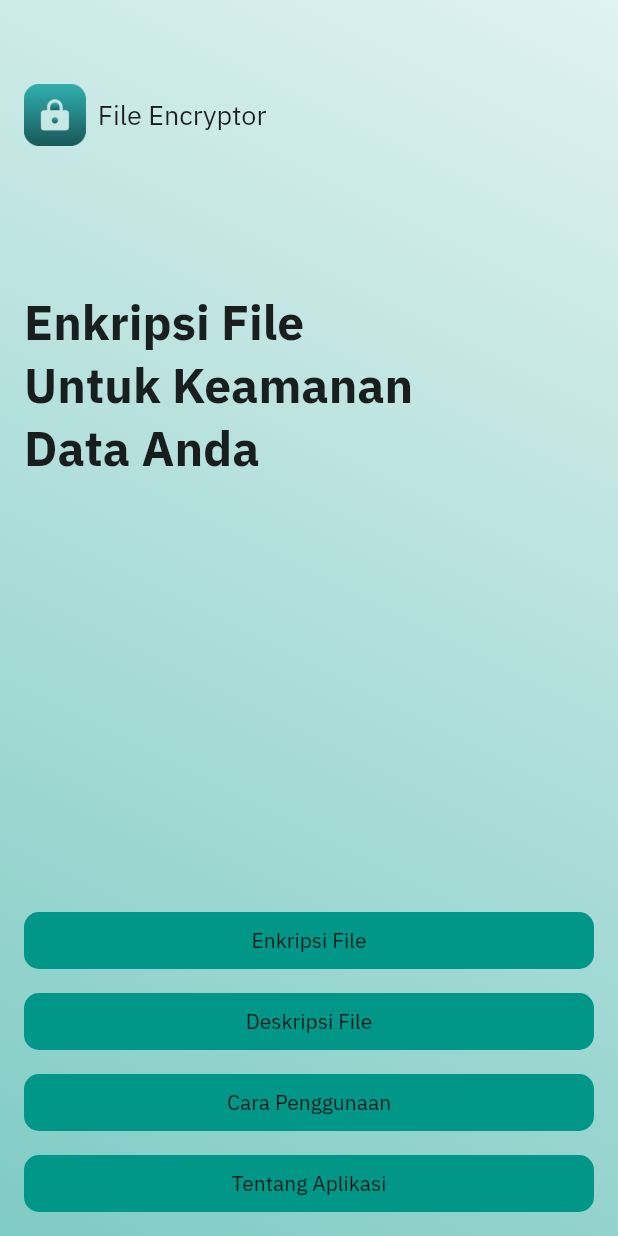
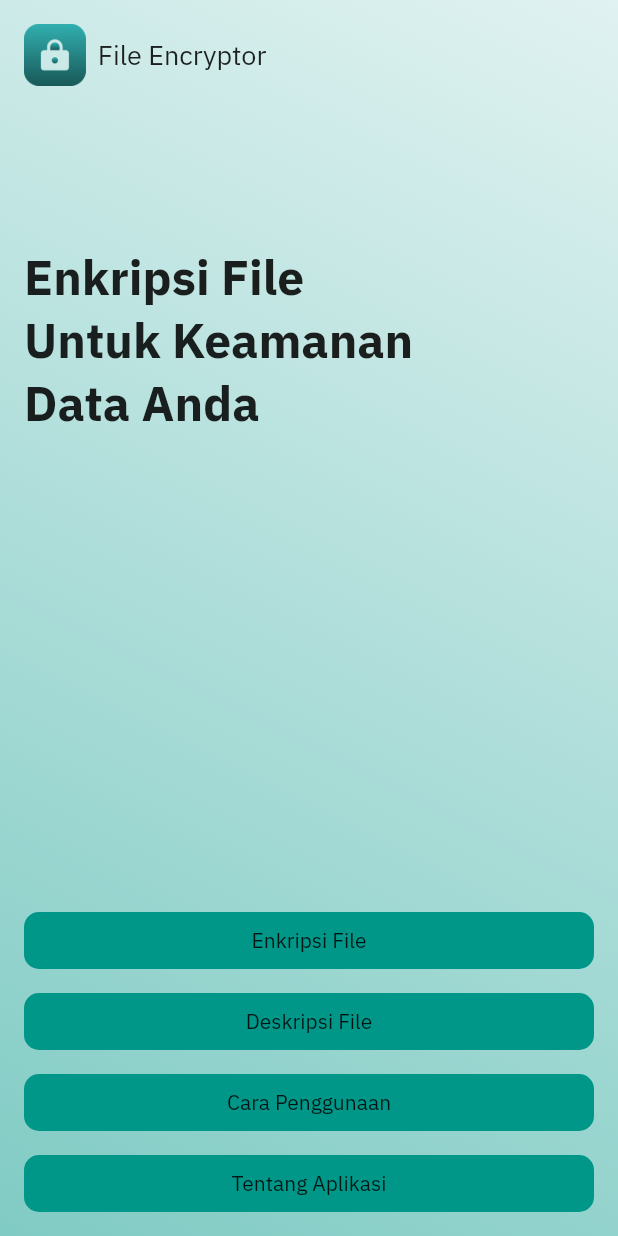
Before and after one commit to diarn/file_crypto, a Flutter app: the screen it shows after launch, on a phone screen of 412 x 824 dp. Run offline on Flutter 3.47's test engine with Material 2 defaults, Android fonts, the phone set to English and light mode, and no system bars; our stand-ins replace file_picker, get, google_fonts, material_design_icons_flutter; missing offline and left inert: file_cryptor.

Commit message:
beranda layout

```diff
--- a/lib/app/modules/beranda/views/beranda_view.dart
+++ b/lib/app/modules/beranda/views/beranda_view.dart
@@ -1,3 +1,4 @@
+import 'package:file_encryptor/app/routes/app_pages.dart';
 import 'package:flutter/material.dart';
 import 'package:flutter/services.dart';
 
@@ -12,8 +13,8 @@ class BerandaView extends GetView<BerandaController> {
       DeviceOrientation.portraitUp,
       DeviceOrientation.portraitDown,
     ]);
+    double top = MediaQuery.of(context).padding.top;
     Size size = MediaQuery.of(context).size;
-    AppBar appBar = AppBar();
     return AnnotatedRegion<SystemUiOverlayStyle>(
       value: SystemUiOverlayStyle(
         statusBarColor: Colors.transparent,
@@ -36,7 +37,10 @@ class BerandaView extends GetView<BerandaController> {
             crossAxisAlignment: CrossAxisAlignment.start,
             children: [
               SizedBox(
-                height: appBar.preferredSize.height,
+                height: 16,
+              ),
+              SizedBox(
+                height: top,
               ),
               Padding(
                 padding: const EdgeInsets.fromLTRB(16, 0, 16, 0),
@@ -93,28 +97,36 @@ class BerandaView extends GetView<BerandaController> {
       children: [
         button(
           "Enkripsi File",
-          () {},
+          () {
+            Get.toNamed(Routes.HOME);
+          },
         ),
         SizedBox(
           height: 16,
         ),
         button(
           "Deskripsi File",
-          () {},
+          () {
+            Get.toNamed(Routes.DESCRYPT);
+          },
         ),
         SizedBox(
           height: 16,
         ),
         button(
           "Cara Penggunaan",
-          () {},
+          () {
+            Get.toNamed(Routes.HOW_TO_USE);
+          },
         ),
         SizedBox(
           height: 16,
         ),
         button(
           "Tentang Aplikasi",
-          () {},
+          () {
+            Get.toNamed(Routes.ABOUT_APP);
+          },
         ),
       ],
     );
```
